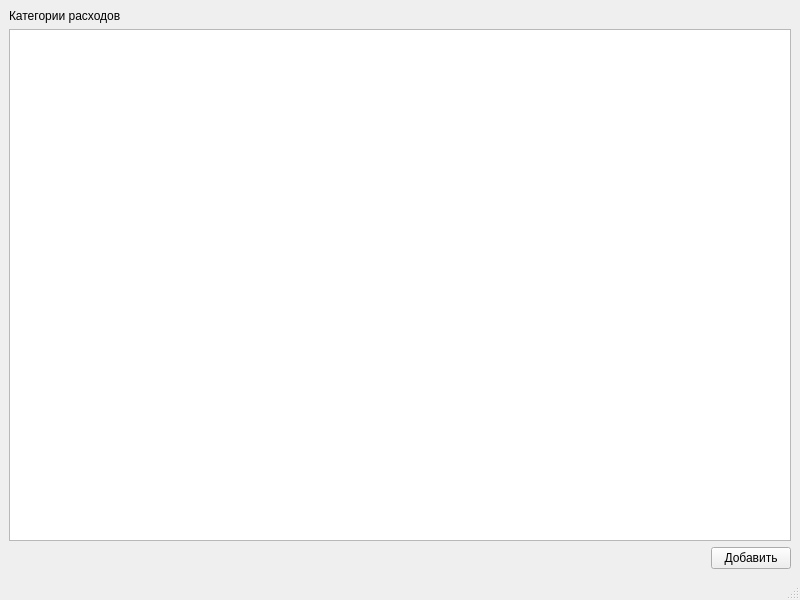
sliv2001/bookkeeper, file bookkeeper/view/Category.ui: the form before one commit.
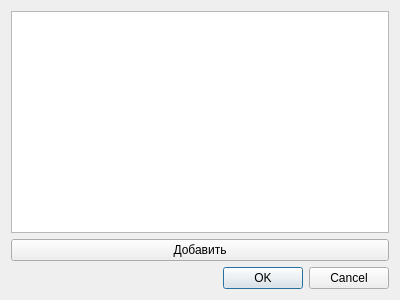
The form after the commit.

Commit message: [dev_step2] Additional windows

The edit to the form file:
```diff
--- a/bookkeeper/view/Category.ui
+++ b/bookkeeper/view/Category.ui
@@ -1,65 +1,40 @@
 <?xml version="1.0" encoding="UTF-8"?>
 <ui version="4.0">
- <class>MainWindow</class>
- <widget class="QMainWindow" name="MainWindow">
+ <class>CategoryDialog</class>
+ <widget class="QDialog" name="CategoryDialog">
   <property name="geometry">
    <rect>
     <x>0</x>
     <y>0</y>
-    <width>800</width>
-    <height>600</height>
+    <width>400</width>
+    <height>300</height>
    </rect>
   </property>
   <property name="windowTitle">
    <string>MainWindow</string>
   </property>
-  <widget class="QWidget" name="centralwidget">
-   <layout class="QVBoxLayout" name="verticalLayout_3">
-    <item>
-     <layout class="QVBoxLayout" name="verticalLayout">
-      <item>
-       <widget class="QLabel" name="label">
-        <property name="text">
-         <string>Категории расходов</string>
-        </property>
-       </widget>
-      </item>
-     </layout>
-    </item>
-    <item>
-     <layout class="QVBoxLayout" name="verticalLayout_2">
-      <item>
-       <widget class="QTableView" name="tableView"/>
-      </item>
-     </layout>
-    </item>
-    <item>
-     <layout class="QHBoxLayout" name="horizontalLayout_3">
-      <item>
-       <spacer name="horizontalSpacer">
-        <property name="orientation">
-         <enum>Qt::Horizontal</enum>
-        </property>
-        <property name="sizeHint" stdset="0">
-         <size>
-          <width>40</width>
-          <height>20</height>
-         </size>
-        </property>
-       </spacer>
-      </item>
-      <item>
-       <widget class="QPushButton" name="pushButton">
-        <property name="text">
-         <string>Добавить</string>
-        </property>
-       </widget>
-      </item>
-     </layout>
-    </item>
-   </layout>
-  </widget>
-  <widget class="QStatusBar" name="statusbar"/>
+  <layout class="QVBoxLayout" name="verticalLayout">
+   <item>
+    <widget class="QListView" name="listView"/>
+   </item>
+   <item>
+    <widget class="QPushButton" name="pushButton">
+     <property name="text">
+      <string>Добавить</string>
+     </property>
+    </widget>
+   </item>
+   <item>
+    <widget class="QDialogButtonBox" name="buttonBox">
+     <property name="orientation">
+      <enum>Qt::Horizontal</enum>
+     </property>
+     <property name="standardButtons">
+      <set>QDialogButtonBox::Cancel|QDialogButtonBox::Ok</set>
+     </property>
+    </widget>
+   </item>
+  </layout>
  </widget>
  <resources/>
  <connections/>
```
Left out of the diff: 37 changed lines with no effect on the pictures. The commit also changes 6 other files.
